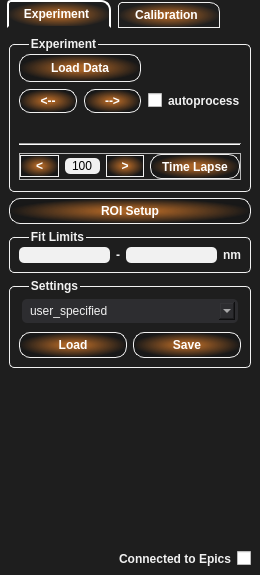
Old version of the form T-Rax/UIFiles/T_Rax_TemperatureControl.ui in the repository CPrescher/T-rax.
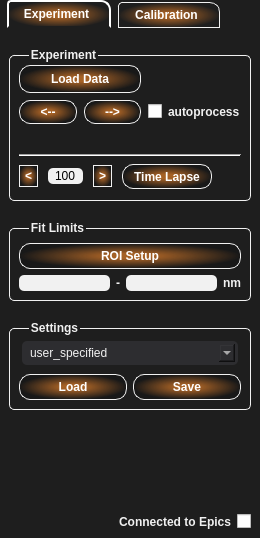
New version of the form.

Diff of the .ui file:
```diff
--- a/T-Rax/UIFiles/T_Rax_TemperatureControl.ui
+++ b/T-Rax/UIFiles/T_Rax_TemperatureControl.ui
@@ -7,7 +7,7 @@
     <x>0</x>
     <y>0</y>
     <width>260</width>
-    <height>575</height>
+    <height>538</height>
    </rect>
   </property>
   <property name="maximumSize">
@@ -177,6 +177,12 @@
        <string>Experiment</string>
       </attribute>
       <layout class="QVBoxLayout" name="verticalLayout_2">
+       <property name="spacing">
+        <number>20</number>
+       </property>
+       <property name="topMargin">
+        <number>20</number>
+       </property>
        <item>
         <widget class="QGroupBox" name="groupBox_3">
          <property name="minimumSize">
@@ -188,6 +194,12 @@
          <property name="title">
           <string>Experiment</string>
          </property>
+         <property name="flat">
+          <bool>true</bool>
+         </property>
+         <property name="checkable">
+          <bool>false</bool>
+         </property>
          <layout class="QVBoxLayout" name="verticalLayout_8">
           <property name="spacing">
            <number>7</number>
@@ -223,6 +235,9 @@
               <property name="text">
                <string>Load Data</string>
               </property>
+              <property name="flat">
+               <bool>true</bool>
+              </property>
              </widget>
             </item>
             <item row="1" column="1">
@@ -273,6 +288,9 @@
                 <property name="text">
                  <string>&lt;--</string>
                 </property>
+                <property name="flat">
+                 <bool>true</bool>
+                </property>
                </widget>
               </item>
               <item>
@@ -292,6 +310,9 @@
                 <property name="text">
                  <string>--&gt;</string>
                 </property>
+                <property name="flat">
+                 <bool>true</bool>
+                </property>
                </widget>
               </item>
              </layout>
@@ -333,12 +354,18 @@
              </size>
             </property>
             <property name="frameShape">
-             <enum>QFrame::StyledPanel</enum>
+             <enum>QFrame::NoFrame</enum>
             </property>
             <property name="frameShadow">
-             <enum>QFrame::Raised</enum>
+             <enum>QFrame::Plain</enum>
             </property>
             <layout class="QHBoxLayout" name="horizontalLayout">
+             <property name="spacing">
+              <number>10</number>
+             </property>
+             <property name="sizeConstraint">
+              <enum>QLayout::SetFixedSize</enum>
+             </property>
              <property name="margin">
               <number>0</number>
              </property>
@@ -356,13 +383,22 @@
                <property name="text">
                 <string>&lt;</string>
                </property>
+               <property name="autoDefault">
+                <bool>false</bool>
+               </property>
+               <property name="default">
+                <bool>false</bool>
+               </property>
+               <property name="flat">
+                <bool>true</bool>
+               </property>
               </widget>
              </item>
              <item>
               <widget class="QLineEdit" name="frame_number_txt">
                <property name="minimumSize">
                 <size>
-                 <width>35</width>
+                 <width>30</width>
                  <height>0</height>
                 </size>
                </property>
@@ -375,6 +411,9 @@
                <property name="text">
                 <string>100</string>
                </property>
+               <property name="frame">
+                <bool>true</bool>
+               </property>
                <property name="alignment">
                 <set>Qt::AlignCenter</set>
                </property>
@@ -397,6 +436,15 @@
                <property name="text">
                 <string>&gt;</string>
                </property>
+               <property name="autoDefault">
+                <bool>false</bool>
+               </property>
+               <property name="default">
+                <bool>false</bool>
+               </property>
+               <property name="flat">
+                <bool>true</bool>
+               </property>
               </widget>
              </item>
              <item>
@@ -422,6 +470,15 @@
                <property name="text">
                 <string>Time Lapse</string>
                </property>
+               <property name="autoDefault">
+                <bool>false</bool>
+               </property>
+               <property name="default">
+                <bool>false</bool>
+               </property>
+               <property name="flat">
+                <bool>true</bool>
+               </property>
               </widget>
              </item>
             </layout>
@@ -430,19 +487,49 @@
          </layout>
         </widget>
        </item>
-       <item>
-        <widget class="QPushButton" name="roi_setup_btn">
-         <property name="text">
-          <string>ROI Setup</string>
-         </property>
-        </widget>
-       </item>
        <item>
         <widget class="QGroupBox" name="groupBox_2">
          <property name="title">
           <string>Fit Limits</string>
          </property>
+         <property name="flat">
+          <bool>true</bool>
+         </property>
          <layout class="QVBoxLayout" name="verticalLayout">
+          <property name="spacing">
+           <number>-1</number>
+          </property>
+          <property name="topMargin">
+           <number>14</number>
+          </property>
+          <item>
+           <widget class="QPushButton" name="roi_setup_btn">
+            <property name="mouseTracking">
+             <bool>false</bool>
+            </property>
+            <property name="acceptDrops">
+             <bool>false</bool>
+            </property>
+            <property name="text">
+             <string>ROI Setup</string>
+            </property>
+            <property name="checkable">
+             <bool>false</bool>
+            </property>
+            <property name="autoExclusive">
+             <bool>false</bool>
+            </property>
+            <property name="autoDefault">
+             <bool>false</bool>
+            </property>
+            <property name="default">
+             <bool>false</bool>
+            </property>
+            <property name="flat">
+             <bool>true</bool>
+            </property>
+           </widget>
+          </item>
           <item>
            <layout class="QHBoxLayout" name="horizontalLayout_10">
             <item>
@@ -517,6 +604,9 @@
          <property name="title">
           <string>Settings</string>
          </property>
+         <property name="flat">
+          <bool>true</bool>
+         </property>
          <layout class="QVBoxLayout" name="verticalLayout_7">
           <item>
            <widget class="QComboBox" name="settings_cb">
@@ -540,6 +630,9 @@
               <property name="text">
                <string>Load</string>
               </property>
+              <property name="flat">
+               <bool>true</bool>
+              </property>
              </widget>
             </item>
             <item>
@@ -553,6 +646,9 @@
               <property name="text">
                <string>Save</string>
               </property>
+              <property name="flat">
+               <bool>true</bool>
+              </property>
              </widget>
             </item>
            </layout>
@@ -568,7 +664,7 @@
          <property name="sizeHint" stdset="0">
           <size>
            <width>20</width>
-           <height>118</height>
+           <height>70</height>
           </size>
          </property>
         </spacer>
```
Left out of the diff: 27 changed lines with no effect on the pictures.
